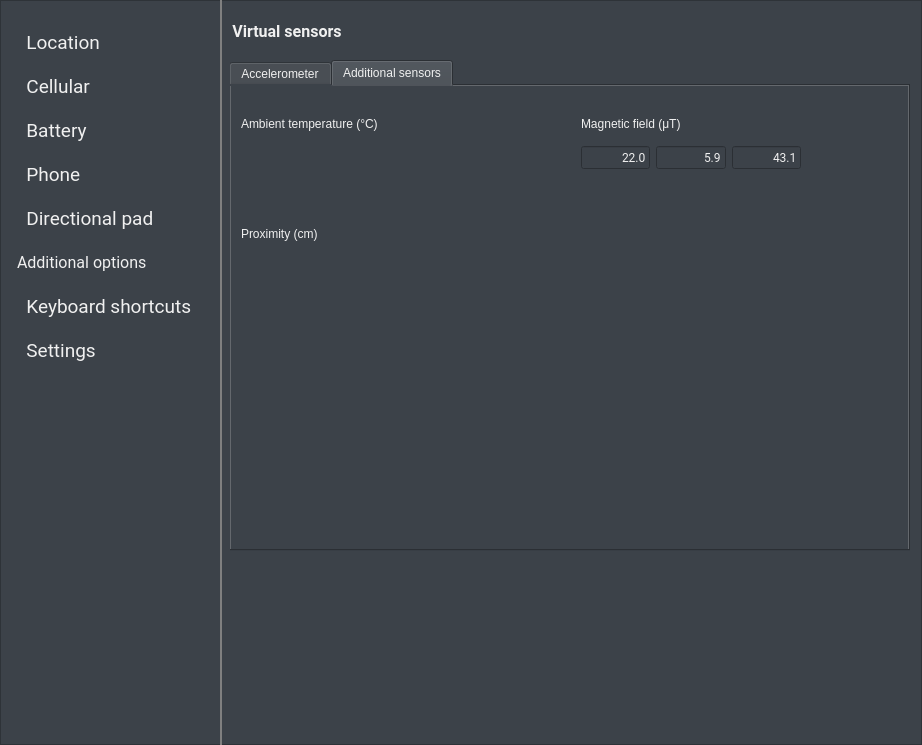
This is android/skin/qt/extended.ui in aosp-mirror/platform_external_qemu as Qt 5 draws it before an edit. The edited form follows.
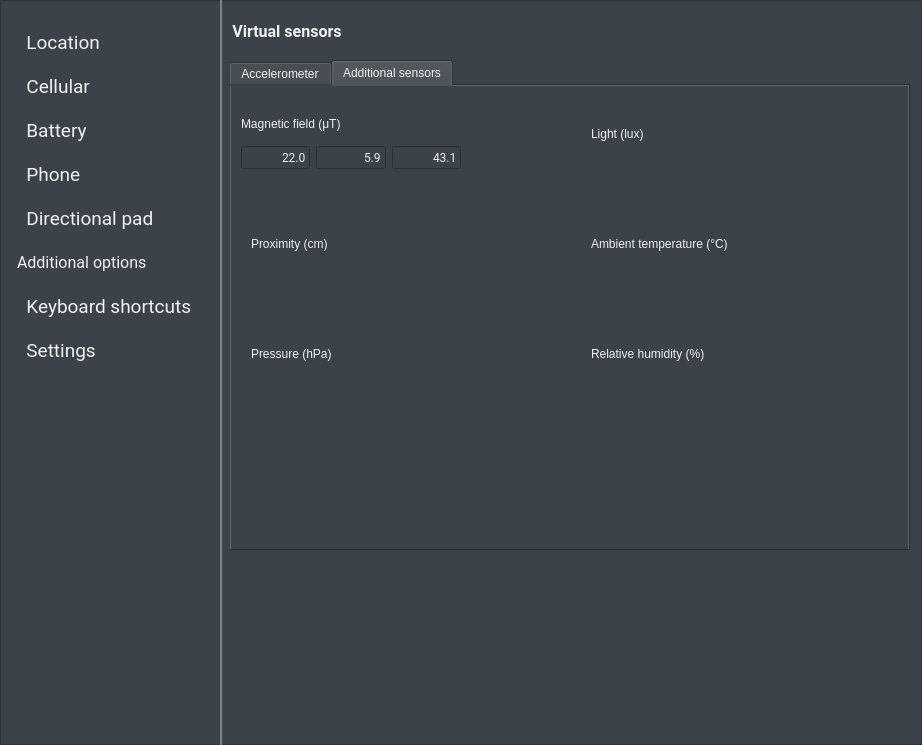
This is the edited form. The open tabs and pages were chosen to show the change. Icons and pictures are not drawn. Custom widgets are drawn as their Qt base class.

Commit message:
Add controls for modifying light, pressure and humidity sensors.
Adds new widgets on the virtual sensors page that allow manipulating the
values of light, pressure and humidity sensors. Note that these will
only work if the system image supports the appropriate sensors.

What changed in the file:
```diff
--- a/android/skin/qt/extended.ui
+++ b/android/skin/qt/extended.ui
@@ -1457,8 +1457,8 @@
       <widget class="QLabel" name="label_4">
        <property name="geometry">
         <rect>
-         <x>10</x>
-         <y>30</y>
+         <x>360</x>
+         <y>150</y>
          <width>170</width>
          <height>15</height>
         </rect>
@@ -1470,8 +1470,8 @@
       <widget class="EditableSliderWidget" name="temperatureSensorValueWidget" native="true">
        <property name="geometry">
         <rect>
-         <x>0</x>
-         <y>50</y>
+         <x>350</x>
+         <y>170</y>
          <width>320</width>
          <height>80</height>
         </rect>
@@ -1480,8 +1480,8 @@
       <widget class="QLabel" name="label_5">
        <property name="geometry">
         <rect>
-         <x>10</x>
-         <y>140</y>
+         <x>20</x>
+         <y>150</y>
          <width>90</width>
          <height>15</height>
         </rect>
@@ -1493,8 +1493,8 @@
       <widget class="EditableSliderWidget" name="proximitySensorValueWidget" native="true">
        <property name="geometry">
         <rect>
-         <x>0</x>
-         <y>160</y>
+         <x>10</x>
+         <y>170</y>
          <width>320</width>
          <height>80</height>
         </rect>
@@ -1503,7 +1503,7 @@
       <widget class="QLabel" name="label_7">
        <property name="geometry">
         <rect>
-         <x>350</x>
+         <x>10</x>
          <y>30</y>
          <width>170</width>
          <height>15</height>
@@ -1516,7 +1516,7 @@
       <widget class="QWidget" name="horizontalLayoutWidget">
        <property name="geometry">
         <rect>
-         <x>350</x>
+         <x>10</x>
          <y>50</y>
          <width>220</width>
          <height>40</height>
@@ -1591,6 +1591,75 @@
         </item>
        </layout>
       </widget>
+      <widget class="EditableSliderWidget" name="lightSensorValueWidget" native="true">
+       <property name="geometry">
+        <rect>
+         <x>350</x>
+         <y>60</y>
+         <width>320</width>
+         <height>80</height>
+        </rect>
+       </property>
+      </widget>
+      <widget class="QLabel" name="label_9">
+       <property name="geometry">
+        <rect>
+         <x>360</x>
+         <y>40</y>
+         <width>170</width>
+         <height>15</height>
+        </rect>
+       </property>
+       <property name="text">
+        <string>Light (lux)</string>
+       </property>
+      </widget>
+      <widget class="EditableSliderWidget" name="pressureSensorValueWidget" native="true">
+       <property name="geometry">
+        <rect>
+         <x>10</x>
+         <y>280</y>
+         <width>320</width>
+         <height>80</height>
+        </rect>
+       </property>
+      </widget>
+      <widget class="QLabel" name="label_10">
+       <property name="geometry">
+        <rect>
+         <x>20</x>
+         <y>260</y>
+         <width>170</width>
+         <height>15</height>
+        </rect>
+       </property>
+       <property name="text">
+        <string>Pressure (hPa)</string>
+       </property>
+      </widget>
+      <widget class="EditableSliderWidget" name="humiditySensorValueWidget" native="true">
+       <property name="geometry">
+        <rect>
+         <x>350</x>
+         <y>280</y>
+         <width>320</width>
+         <height>80</height>
+        </rect>
+       </property>
+      </widget>
+      <widget class="QLabel" name="label_11">
+       <property name="geometry">
+        <rect>
+         <x>360</x>
+         <y>260</y>
+         <width>170</width>
+         <height>15</height>
+        </rect>
+       </property>
+       <property name="text">
+        <string>Relative humidity (%)</string>
+       </property>
+      </widget>
      </widget>
     </widget>
    </widget>
```
Left out of the diff: 2 changed lines with no effect on the pictures. The commit also changes 2 other files.
